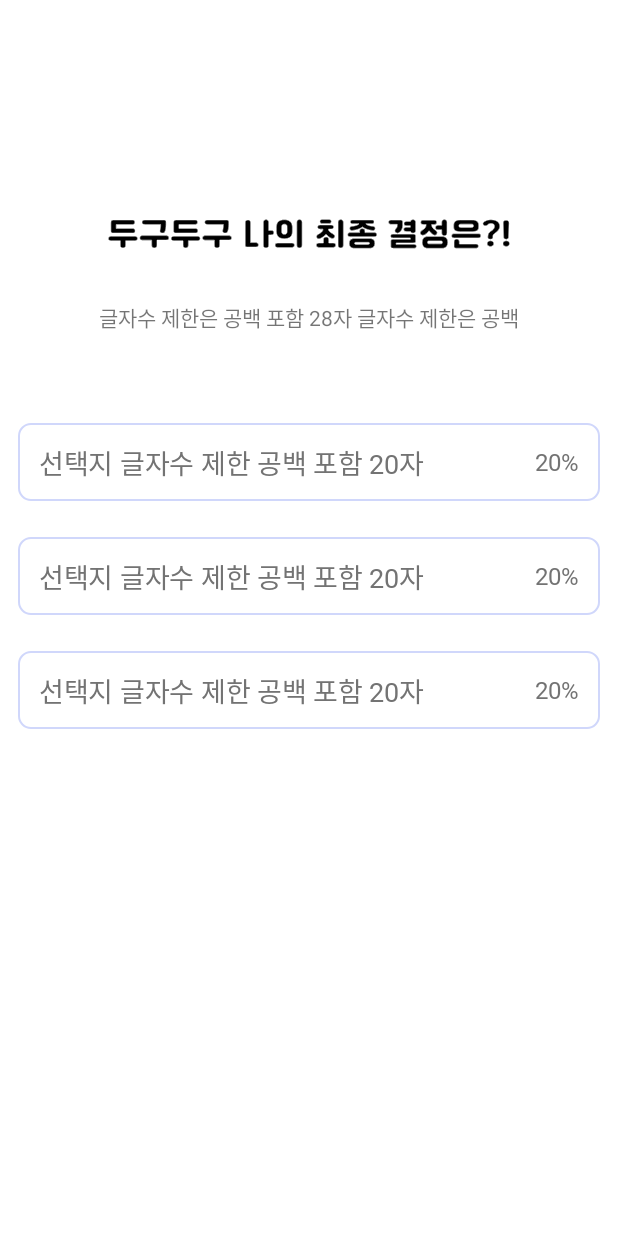
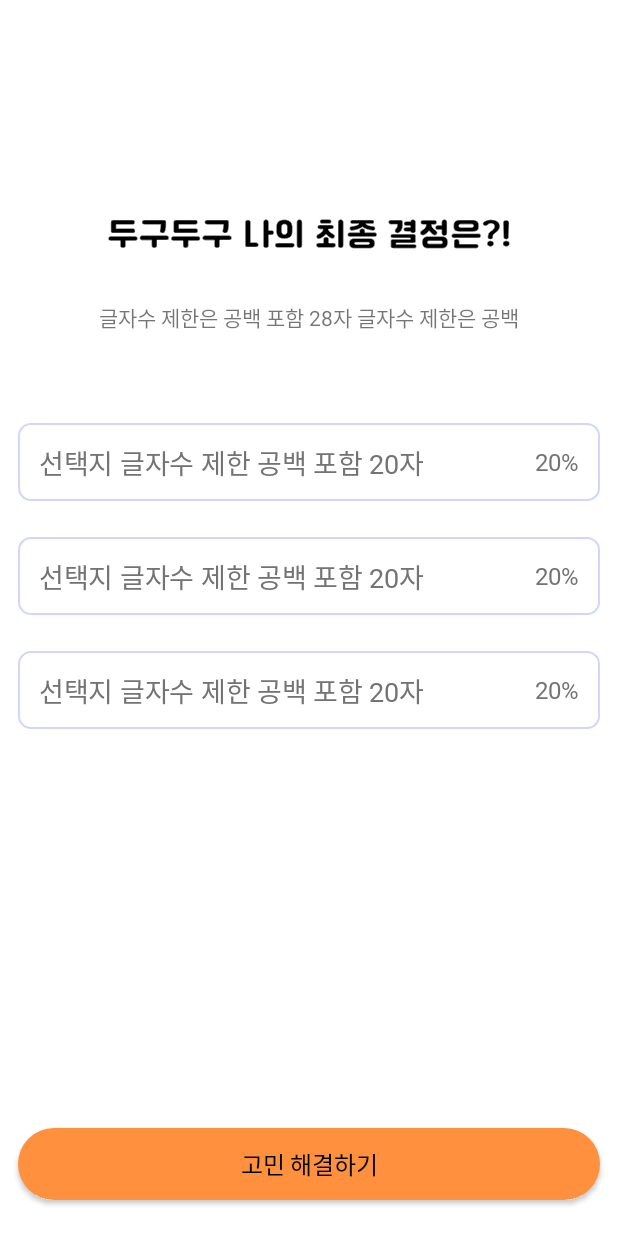
Before and after one commit to TeamHARA/HARA_AOS, an Android app: the layout fragment_final_decide.xml on its own in the app's theme, with its tools: preview values and no code run, on a phone screen of 412 x 824 dp. Run offline under Robolectric (Android 15) with nearby library versions, the phone set to English and light mode, and no system bars.

Commit message:
[UI] 최종고민 뷰 버튼 데이터 바인딩, 고민해결 뷰 배경 제외 완료

```diff
--- /dev/null
+++ b/app/src/main/java/com/android/hara/presentation/detail/fragment/FinalResolveFragment.kt
@@ -0,0 +1,4 @@
+package com.android.hara.presentation.detail.fragment
+
+class FinalResolveFragment {
+}
--- /dev/null
+++ b/app/src/main/res/drawable/shape_rectangle_black_fill_8.xml
@@ -0,0 +1,6 @@
+<?xml version="1.0" encoding="utf-8"?>
+<shape xmlns:android="http://schemas.android.com/apk/res/android"
+    android:shape="rectangle">
+    <solid android:color="@color/black" />
+    <corners android:radius="8dp" />
+</shape>
--- /dev/null
+++ b/app/src/main/res/drawable/shape_rectangle_orange1_fill_30.xml
@@ -0,0 +1,6 @@
+<?xml version="1.0" encoding="utf-8"?>
+<shape xmlns:android="http://schemas.android.com/apk/res/android"
+    android:shape="rectangle">
+    <solid android:color="@color/orange_1" />
+    <corners android:radius="30dp" />
+</shape>
--- a/app/src/main/res/layout/fragment_final_decide.xml
+++ b/app/src/main/res/layout/fragment_final_decide.xml
@@ -1,9 +1,18 @@
 <?xml version="1.0" encoding="utf-8"?>
-<androidx.constraintlayout.widget.ConstraintLayout xmlns:android="http://schemas.android.com/apk/res/android"
+<layout xmlns:android="http://schemas.android.com/apk/res/android"
     xmlns:app="http://schemas.android.com/apk/res-auto"
+    xmlns:tools="http://schemas.android.com/tools">
+
+    <data>
+        <variable
+            name="selected"
+            type="boolean" />
+
+    </data>
+
+    <androidx.constraintlayout.widget.ConstraintLayout
         android:layout_width="match_parent"
-    android:layout_height="match_parent"
-    xmlns:tools="http://schemas.android.com/tools">
+        android:layout_height="match_parent">
 
         <ImageView
             android:id="@+id/imageView"
@@ -30,10 +39,26 @@
         <androidx.recyclerview.widget.RecyclerView
             android:layout_width="match_parent"
             android:layout_height="0dp"
+            android:layout_marginHorizontal="12dp"
             android:layout_marginTop="60dp"
-        android:layout_marginHorizontal="12dp"
+            app:layout_constraintBottom_toTopOf="@+id/btn_final_solve"
             app:layout_constraintTop_toBottomOf="@+id/textView"
-        app:layout_constraintBottom_toBottomOf="parent"
             tools:listitem="@layout/item_final_option" />
 
+        <androidx.appcompat.widget.AppCompatButton
+            android:id="@+id/btn_final_solve"
+            android:layout_width="match_parent"
+            android:layout_height="wrap_content"
+            android:layout_marginHorizontal="12dp"
+            app:decide_selected="@{selected}"
+            android:textAppearance="@style/hara_heading1_sb16"
+            android:layout_marginBottom="24dp"
+            android:background="@drawable/shape_rectangle_orange1_fill_30"
+            android:text="고민 해결하기"
+            app:layout_constraintBottom_toBottomOf="parent"
+            app:layout_constraintEnd_toEndOf="parent"
+            app:layout_constraintStart_toStartOf="parent" />
+
+
     </androidx.constraintlayout.widget.ConstraintLayout>
+</layout>
--- a/app/src/main/res/layout/item_final_option.xml
+++ b/app/src/main/res/layout/item_final_option.xml
@@ -1,9 +1,17 @@
 <?xml version="1.0" encoding="utf-8"?>
-<androidx.constraintlayout.widget.ConstraintLayout xmlns:android="http://schemas.android.com/apk/res/android"
+<layout xmlns:android="http://schemas.android.com/apk/res/android"
     xmlns:app="http://schemas.android.com/apk/res-auto"
+    xmlns:tools="http://schemas.android.com/tools">
+
+    <data>
+        <variable
+            name="selected"
+            type="boolean" />
+    </data>
+
+    <androidx.constraintlayout.widget.ConstraintLayout
         android:layout_width="match_parent"
         android:layout_height="wrap_content"
-    xmlns:tools="http://schemas.android.com/tools"
         android:background="@drawable/shape_rectangle_blue3_stroke_1_8"
         android:layout_marginBottom="24dp">
 
@@ -34,3 +42,4 @@
             tools:text="20%" />
 
     </androidx.constraintlayout.widget.ConstraintLayout>
+</layout>
```
Also changed, not shown: app/src/main/java/com/android/hara/presentation/detail/fragment/FinalDecideFragment.kt (added, +26 -0 lines), app/src/main/java/com/android/hara/presentation/util/BindingConversion.kt (+15 -2 lines), app/src/main/res/layout/fragment_final_resolve.xml (added, +46 -0 lines). Lines whose indentation alone changed are shown as unchanged.
